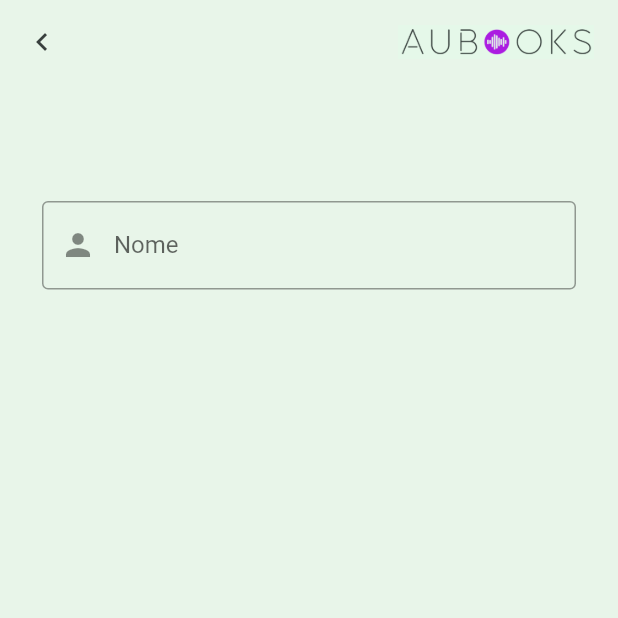
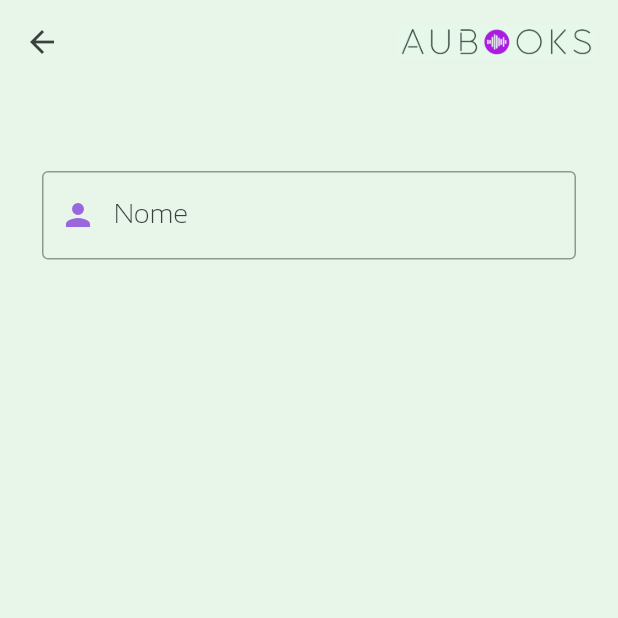
Before and after one commit to gabihtoledo0/aubooks, a Flutter app: the screen it shows after launch, after a tap on "Criar conta", on a phone screen of 412 x 824 dp, the top half of it. Run offline on Flutter 3.47's test engine with Material 2 defaults, Android fonts, the phone set to English and light mode, and no system bars.

Commit message:
ajustes e aplicacao do textfield

```diff
--- a/lib/pages/login/login.dart
+++ b/lib/pages/login/login.dart
@@ -63,10 +63,6 @@ class _LoginScreen extends State<LoginScreen> {
                             borderSide: BorderSide(
                               color: Color(0xFF9966DD),
                             )),
-                        enabledBorder: OutlineInputBorder(
-                            borderSide: BorderSide(
-                              color: Color(0xFF9966DD),
-                            )),
                         border: OutlineInputBorder(),
                         labelText: "Email",
                         prefixIcon: Icon
@@ -93,10 +89,6 @@ class _LoginScreen extends State<LoginScreen> {
                           color: Color(0xFF39403E),
                         ),
                         focusedBorder: OutlineInputBorder(
-                            borderSide: BorderSide(
-                              color: Color(0xFF9966DD),
-                            )),
-                        enabledBorder: OutlineInputBorder(
                             borderSide: BorderSide(
                               color: Color(0xFF9966DD),
                             )),
--- a/lib/pages/register/registerUser.dart
+++ b/lib/pages/register/registerUser.dart
@@ -28,7 +28,6 @@ class _RegisterUser extends State<RegisterUser> {
             align: Alignment.centerRight,),
         ),
         elevation: 0,
-        leading: Icon(Icons.chevron_left),
         iconTheme: IconThemeData(color: Color(0xFF39403E)),
         backgroundColor: Colors.green[50],
       ),
@@ -42,13 +41,24 @@ class _RegisterUser extends State<RegisterUser> {
               child: Column(
                 mainAxisAlignment: MainAxisAlignment.center,
                 children: [
-                  SizedBox(height: 50),
+                  SizedBox(height: 30),
                   TextFormField(
                     controller: _nameController,
-                    decoration: InputDecoration(
+                    decoration: const InputDecoration(
+                        labelStyle: TextStyle(
+                          fontSize: 18,
+                          fontFamily: 'Sansation',
+                          fontWeight: FontWeight.w300,
+                          color: Color(0xFF39403E),
+                        ),
                       labelText: "Nome",
                       border: OutlineInputBorder(),
-                      prefixIcon: Icon(Icons.person),
+                      focusedBorder: OutlineInputBorder(
+                          borderSide: BorderSide(
+                            color: Color(0xFF9966DD),
+                          )),
+                      prefixIcon: Icon(Icons.person,
+                          color: Color(0xFF9966DD)),
                     ),
                     keyboardType: TextInputType.name,
                     // validator: valida.validarNome,
```
